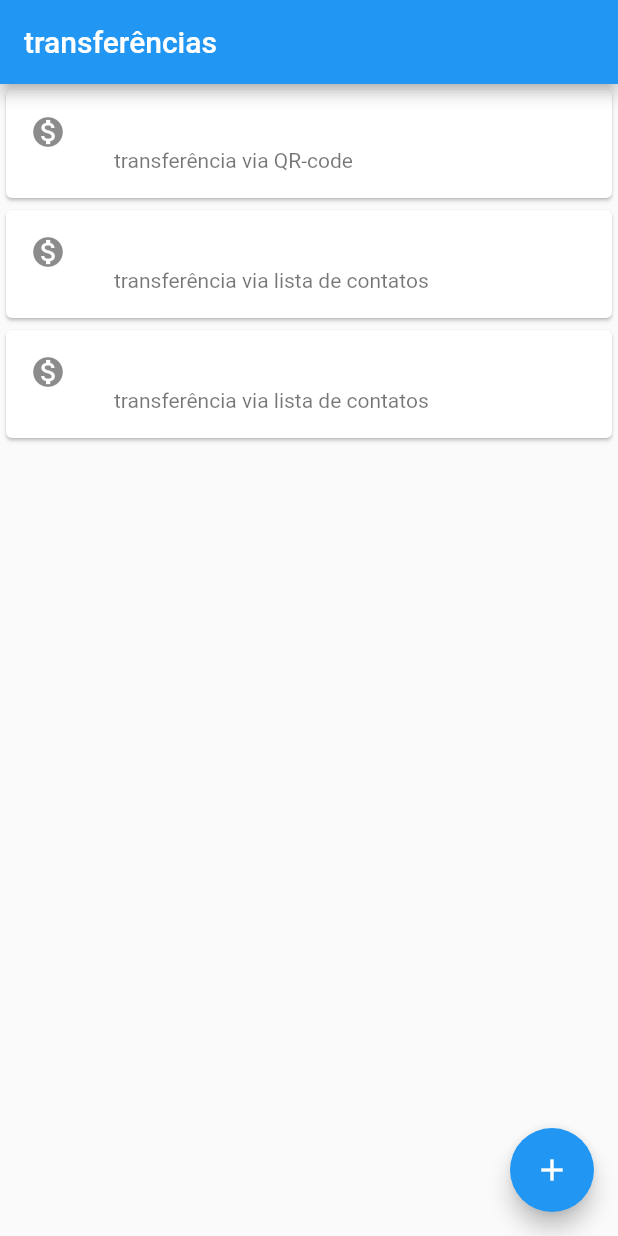
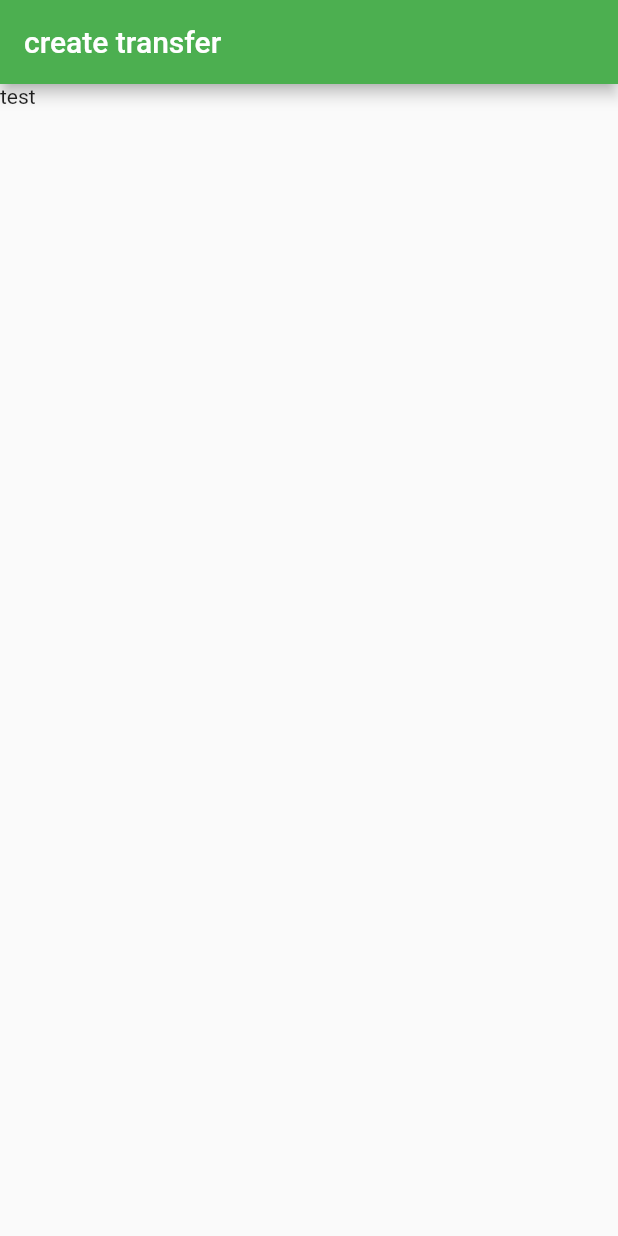
Before and after one commit to vinitecnico/poc-flutter-transfer-timeline, a Flutter app: the screen it shows after launch, on a phone screen of 412 x 824 dp. Run offline on Flutter 3.47's test engine with Material 2 defaults, Android fonts, the light colour scheme and no system bars; missing offline and left inert: money2.

Commit message:
refactory: removed duplication code and format currency

```diff
--- a/lib/main.dart
+++ b/lib/main.dart
@@ -1,34 +1,62 @@
 import 'package:flutter/material.dart';
 import 'package:money2/money2.dart';
 
-void main() => runApp(MaterialApp(
-      home: Scaffold(
-        body: const TransferList(),
-        appBar: AppBar(title: const Text('transferências')),
-        floatingActionButton: FloatingActionButton(
-          child: const Icon(Icons.add),
-          onPressed: () => {},
+void main() => runApp(const MyApp());
+
+class MyApp extends StatelessWidget {
+  const MyApp({Key? key}) : super(key: key);
+
+  @override
+  Widget build(BuildContext context) {
+    return MaterialApp(
+      theme: ThemeData(
+        primarySwatch: Colors.green,
       ),
+      home: const Scaffold(
+        body: FormTransfer(),
       ),
-    ));
+    );
+  }
+}
+
+class FormTransfer extends StatelessWidget {
+  const FormTransfer({Key? key}) : super(key: key);
+
+  @override
+  Widget build(BuildContext context) {
+    return Scaffold(
+      appBar: AppBar(
+        title: const Text('create transfer'),
+      ),
+      body: const Text('test'),
+    );
+  }
+}
 
 class TransferList extends StatelessWidget {
   const TransferList({Key? key}) : super(key: key);
 
   @override
   Widget build(BuildContext context) {
-    return Column(
+    return Scaffold(
+      appBar: AppBar(title: const Text('transferências')),
+      body: Column(
         children: [
           TransferItem(Transfer(10000, 'transferência via QR-code')),
           TransferItem(Transfer(2000, 'transferência via lista de contatos')),
           TransferItem(Transfer(1500, 'transferência via lista de contatos'))
         ],
+      ),
+      floatingActionButton: FloatingActionButton(
+        child: const Icon(Icons.add),
+        onPressed: () => {},
+      ),
     );
   }
 }
 
 class TransferItem extends StatelessWidget {
-  final usd = Currency.create('USD', 2);
+  final usd = Currency.create('pt_BR', 2);
   final Transfer _transfer;
 
   TransferItem(this._transfer, {Key? key}) : super(key: key);
```
Lines whose indentation alone changed are shown as unchanged.
